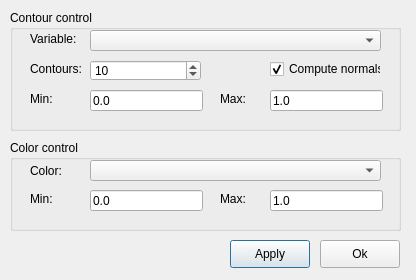
Above: ElmerGUI/vtkpost/isosurface.ui from tehnick/elmerfem before the change. Below: the same form after it.
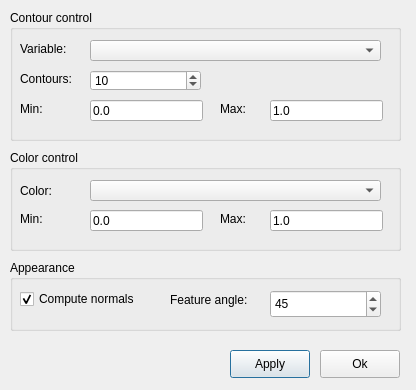
That is the form after the change. Icons and pictures are not drawn.

Commit message: ElmerGUI: Added feature angle control to surface and isosurface plots in vtk widget

Patch:
```diff
--- a/ElmerGUI/vtkpost/isosurface.ui
+++ b/ElmerGUI/vtkpost/isosurface.ui
@@ -6,7 +6,7 @@
     <x>0</x>
     <y>0</y>
     <width>416</width>
-    <height>280</height>
+    <height>390</height>
    </rect>
   </property>
   <property name="windowTitle" >
@@ -16,7 +16,7 @@
    <property name="geometry" >
     <rect>
      <x>230</x>
-     <y>240</y>
+     <y>350</y>
      <width>80</width>
      <height>28</height>
     </rect>
@@ -35,7 +35,7 @@
    <property name="geometry" >
     <rect>
      <x>320</x>
-     <y>240</y>
+     <y>350</y>
      <width>80</width>
      <height>28</height>
     </rect>
@@ -53,7 +53,7 @@
      <x>10</x>
      <y>10</y>
      <width>391</width>
-     <height>121</height>
+     <height>131</height>
     </rect>
    </property>
    <property name="title" >
@@ -63,7 +63,7 @@
     <property name="geometry" >
      <rect>
       <x>260</x>
-      <y>80</y>
+      <y>90</y>
       <width>113</width>
       <height>21</height>
      </rect>
@@ -76,7 +76,7 @@
     <property name="geometry" >
      <rect>
       <x>80</x>
-      <y>20</y>
+      <y>30</y>
       <width>291</width>
       <height>21</height>
      </rect>
@@ -86,7 +86,7 @@
     <property name="geometry" >
      <rect>
       <x>80</x>
-      <y>80</y>
+      <y>90</y>
       <width>113</width>
       <height>21</height>
      </rect>
@@ -99,7 +99,7 @@
     <property name="geometry" >
      <rect>
       <x>210</x>
-      <y>80</y>
+      <y>90</y>
       <width>31</width>
       <height>18</height>
      </rect>
@@ -112,7 +112,7 @@
     <property name="geometry" >
      <rect>
       <x>80</x>
-      <y>50</y>
+      <y>60</y>
       <width>111</width>
       <height>21</height>
      </rect>
@@ -130,8 +130,8 @@
    <widget class="QLabel" name="variableLabel" >
     <property name="geometry" >
      <rect>
-      <x>20</x>
-      <y>20</y>
+      <x>10</x>
+      <y>30</y>
       <width>51</width>
       <height>18</height>
      </rect>
@@ -143,8 +143,8 @@
    <widget class="QLabel" name="contoursLabel" >
     <property name="geometry" >
      <rect>
-      <x>20</x>
-      <y>50</y>
+      <x>10</x>
+      <y>60</y>
       <width>61</width>
       <height>18</height>
      </rect>
@@ -156,8 +156,8 @@
    <widget class="QLabel" name="contoursMinLabel" >
     <property name="geometry" >
      <rect>
-      <x>20</x>
-      <y>80</y>
+      <x>10</x>
+      <y>90</y>
       <width>41</width>
       <height>18</height>
      </rect>
@@ -166,30 +166,14 @@
      <string>Min:</string>
     </property>
    </widget>
-   <widget class="QCheckBox" name="normalsCheck" >
-    <property name="geometry" >
-     <rect>
-      <x>260</x>
-      <y>50</y>
-      <width>111</width>
-      <height>18</height>
-     </rect>
-    </property>
-    <property name="text" >
-     <string>Compute normals</string>
-    </property>
-    <property name="checked" >
-     <bool>true</bool>
-    </property>
-   </widget>
   </widget>
   <widget class="QGroupBox" name="colorsGroup" >
    <property name="geometry" >
     <rect>
      <x>10</x>
-     <y>140</y>
+     <y>150</y>
      <width>391</width>
-     <height>91</height>
+     <height>101</height>
     </rect>
    </property>
    <property name="title" >
@@ -199,7 +183,7 @@
     <property name="geometry" >
      <rect>
       <x>260</x>
-      <y>50</y>
+      <y>60</y>
       <width>113</width>
       <height>21</height>
      </rect>
@@ -212,7 +196,7 @@
     <property name="geometry" >
      <rect>
       <x>80</x>
-      <y>20</y>
+      <y>30</y>
       <width>291</width>
       <height>21</height>
      </rect>
@@ -221,8 +205,8 @@
    <widget class="QLabel" name="colorMinLabel" >
     <property name="geometry" >
      <rect>
-      <x>20</x>
-      <y>50</y>
+      <x>10</x>
+      <y>60</y>
       <width>41</width>
       <height>18</height>
      </rect>
@@ -234,8 +218,8 @@
    <widget class="QLabel" name="colorLabel" >
     <property name="geometry" >
      <rect>
-      <x>20</x>
-      <y>20</y>
+      <x>10</x>
+      <y>30</y>
       <width>41</width>
       <height>21</height>
      </rect>
@@ -248,7 +232,7 @@
     <property name="geometry" >
      <rect>
       <x>80</x>
-      <y>50</y>
+      <y>60</y>
       <width>113</width>
       <height>21</height>
      </rect>
@@ -261,7 +245,7 @@
     <property name="geometry" >
      <rect>
       <x>210</x>
-      <y>50</y>
+      <y>60</y>
       <width>31</width>
       <height>18</height>
      </rect>
@@ -271,6 +255,64 @@
     </property>
    </widget>
   </widget>
+  <widget class="QGroupBox" name="appearanceGroup" >
+   <property name="geometry" >
+    <rect>
+     <x>10</x>
+     <y>260</y>
+     <width>391</width>
+     <height>71</height>
+    </rect>
+   </property>
+   <property name="title" >
+    <string>Appearance</string>
+   </property>
+   <widget class="QCheckBox" name="normalsCheck" >
+    <property name="geometry" >
+     <rect>
+      <x>10</x>
+      <y>30</y>
+      <width>131</width>
+      <height>18</height>
+     </rect>
+    </property>
+    <property name="text" >
+     <string>Compute normals</string>
+    </property>
+    <property name="checked" >
+     <bool>true</bool>
+    </property>
+   </widget>
+   <widget class="QSpinBox" name="featureAngle" >
+    <property name="geometry" >
+     <rect>
+      <x>260</x>
+      <y>30</y>
+      <width>111</width>
+      <height>28</height>
+     </rect>
+    </property>
+    <property name="maximum" >
+     <number>90</number>
+    </property>
+    <property name="value" >
+     <number>45</number>
+    </property>
+   </widget>
+   <widget class="QLabel" name="featurfeAngleLabel" >
+    <property name="geometry" >
+     <rect>
+      <x>160</x>
+      <y>30</y>
+      <width>91</width>
+      <height>20</height>
+     </rect>
+    </property>
+    <property name="text" >
+     <string>Feature angle:</string>
+    </property>
+   </widget>
+  </widget>
  </widget>
  <resources>
   <include location="../ElmerGUI.qrc" />
```
The commit also changes 3 other files.
